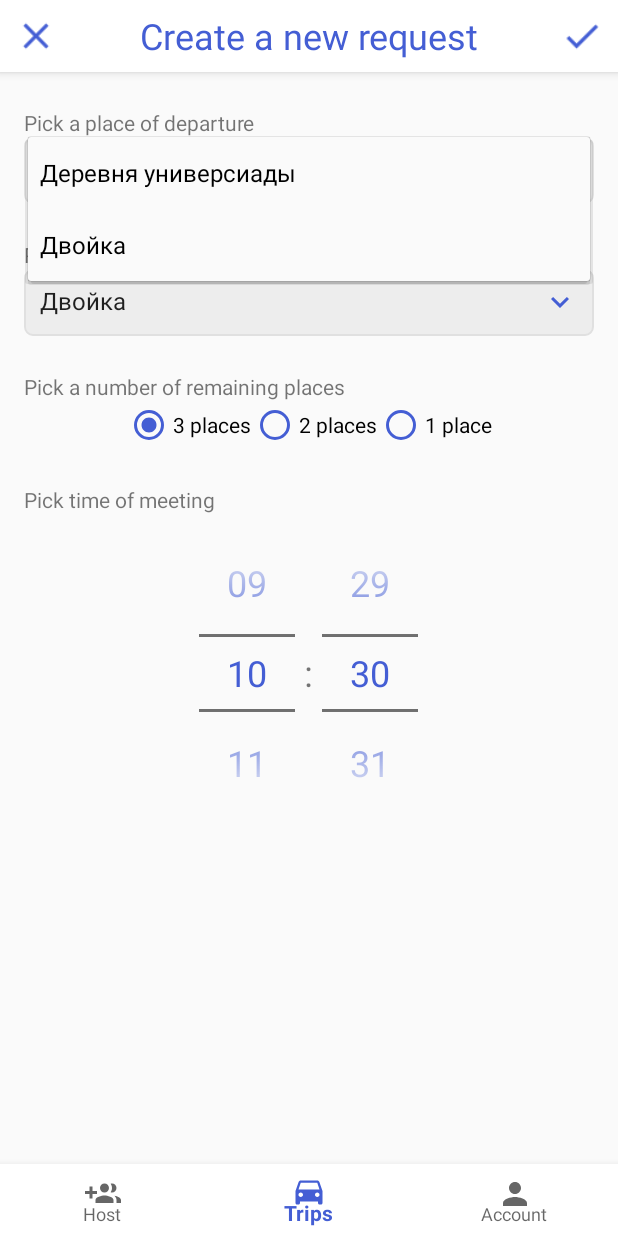
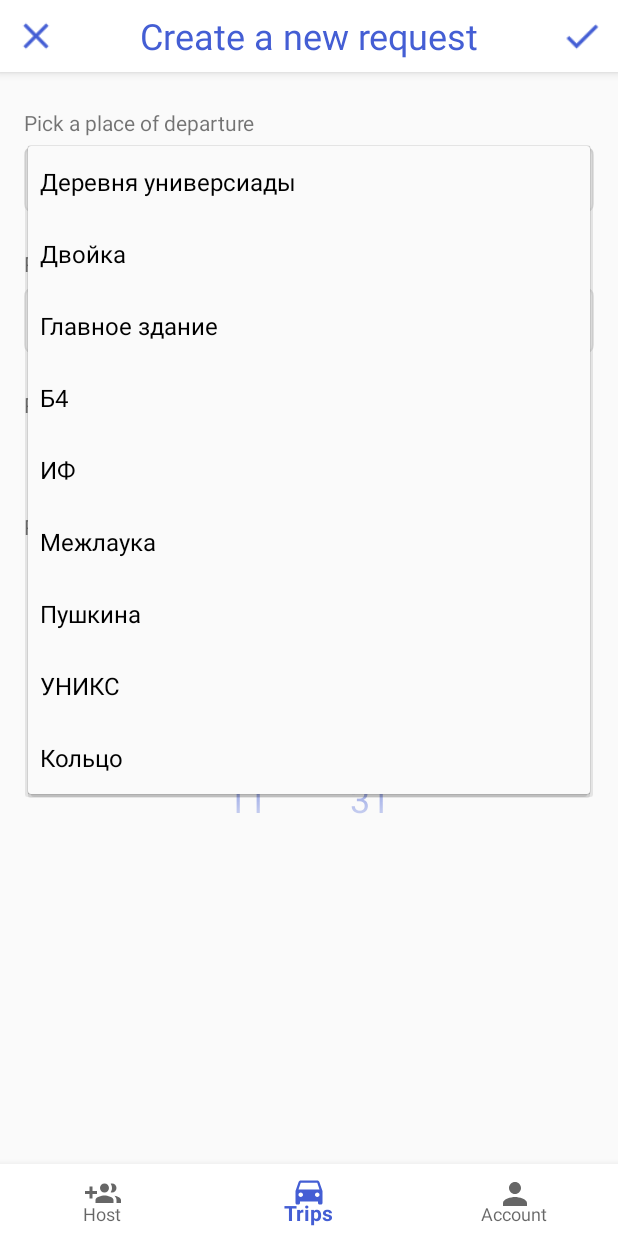
Before and after one commit to 303Enterprise/DUTaxi, an Android app: the CreateTripFragment screen opened through its navigation route, after a tap on "Деревня универсиады", on a phone screen of 412 x 824 dp. Run offline under Robolectric (Android 15) with nearby library versions, the phone set to English and light mode, and no system bars; 2 other taps on this screen came first.

Commit message:
Design improvements

```diff
--- a/app/src/main/java/com/room303/dutaxi/ui/main/MainActivity.java
+++ b/app/src/main/java/com/room303/dutaxi/ui/main/MainActivity.java
@@ -29,6 +29,9 @@ public class MainActivity extends AppCompatActivity {
      * TODO
      *  - somehow fix back stack bug with saving current states of fragments
      *  - make animations of navigation actions
+     *  - make menus items click listeners and logic
+     *  - make recycler view in trips fragment
+     *  - make planning trip to tomorrow in CreateTripFragment
      */
 
     @Override
--- a/app/src/main/java/com/room303/dutaxi/ui/main/createtripfragment/CreateTripFragment.java
+++ b/app/src/main/java/com/room303/dutaxi/ui/main/createtripfragment/CreateTripFragment.java
@@ -71,10 +71,7 @@ public class CreateTripFragment extends Fragment implements View.OnClickListener
         departureInput.setOnItemSelectedListener(new AdapterView.OnItemSelectedListener() {
             @Override
             public void onItemSelected(AdapterView<?> adapterView, View selectedView, int position, long id) {
-                if(position == 0) {
-                    destinationInput.setSelection(1);
-                }
-                if(position == 1) {
+                if(position > 0) {
                     destinationInput.setSelection(0);
                 }
             }
--- a/app/src/main/java/com/room303/dutaxi/ui/main/tripfragment/TripsFragment.java
+++ b/app/src/main/java/com/room303/dutaxi/ui/main/tripfragment/TripsFragment.java
@@ -3,6 +3,8 @@ package com.room303.dutaxi.ui.main.tripfragment;
 import android.app.Activity;
 import android.os.Bundle;
 import android.view.LayoutInflater;
+import android.view.Menu;
+import android.view.MenuInflater;
 import android.view.View;
 import android.view.ViewGroup;
 
@@ -21,6 +23,7 @@ public class TripsFragment extends Fragment {
 
     public TripsFragment() {
     }
+
 
     @Override
     public View onCreateView(LayoutInflater inflater, ViewGroup container,
--- a/app/src/main/res/layout/fragment_account.xml
+++ b/app/src/main/res/layout/fragment_account.xml
@@ -17,7 +17,7 @@
                 android:background="@color/white"
                 android:theme="@style/ThemeOverlay.AppCompat.Dark.ActionBar"
                 app:contentInsetStart="0dp"
-                app:menu="@menu/menu_main"
+                app:menu="@menu/menu_account"
                 app:popupTheme="@style/ThemeOverlay.AppCompat.Light">
 
             <androidx.constraintlayout.widget.ConstraintLayout
--- a/app/src/main/res/layout/fragment_trips.xml
+++ b/app/src/main/res/layout/fragment_trips.xml
@@ -19,7 +19,7 @@
                 android:background="@color/white"
                 android:theme="@style/ThemeOverlay.AppCompat.Dark.ActionBar"
                 app:contentInsetStart="20dp"
-                app:menu="@menu/menu_main"
+                app:menu="@menu/menu_account"
                 app:popupTheme="@style/ThemeOverlay.AppCompat.Light">
 
             <androidx.constraintlayout.widget.ConstraintLayout
--- a/app/src/main/res/values/strings.xml
+++ b/app/src/main/res/values/strings.xml
@@ -3,6 +3,13 @@
     <string-array name="destinations">
         <item>Деревня универсиады</item>
         <item>Двойка</item>
+        <item>Главное здание</item>
+        <item>Б4</item>
+        <item>ИФ</item>
+        <item>Межлаука</item>
+        <item>Пушкина</item>
+        <item>УНИКС</item>
+        <item>Кольцо</item>
     </string-array>
     <string name="hello_blank_fragment">Hello blank fragment</string>
     <string name="host">Host</string>
--- a/app/src/main/res/values/styles.xml
+++ b/app/src/main/res/values/styles.xml
@@ -26,11 +26,10 @@
         <item name="android:textColorPrimary">@color/colorPrimary</item>
     </style>
 
-
-
     <style name="CreateTripTextItem">
         <item name="android:paddingTop">24dp</item>
         <item name="android:paddingStart">16dp</item>
+        <item name="android:paddingBottom">6dp</item>
         <item name="android:textSize">14sp</item>
         <item name="android:layout_gravity">start</item>
     </style>
```
Also changed, not shown: app/src/main/res/menu/menu_trips.xml (added, +9 -0 lines), app/src/main/res/menu/menu_account.xml (renamed from app/src/main/res/menu/menu_main.xml).
